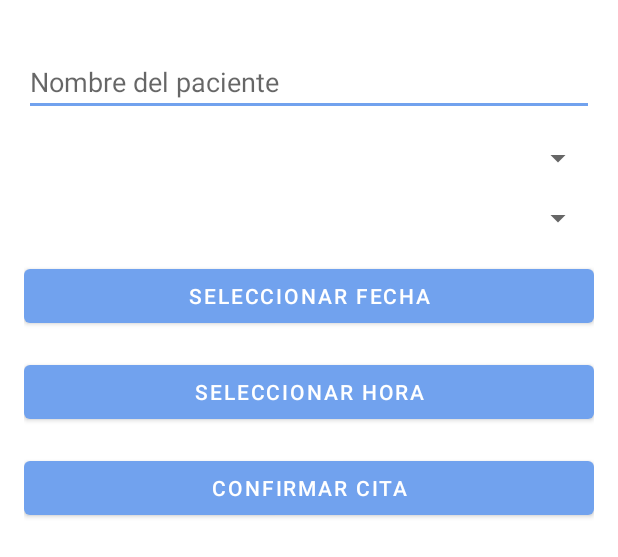
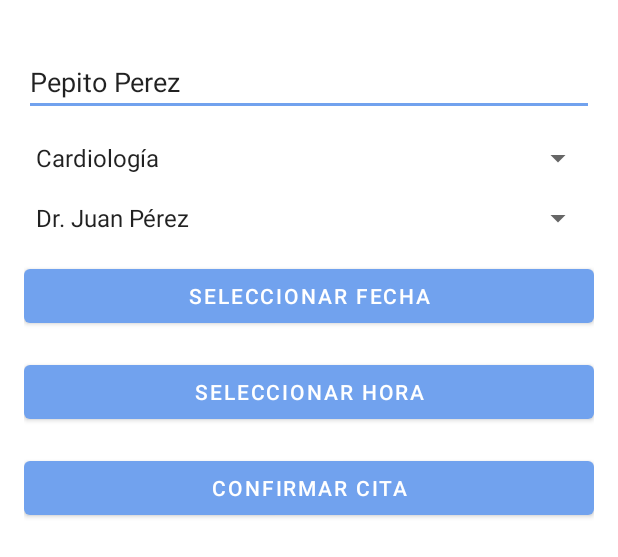
Before and after one commit to Ncamacho2/MediCalendar, an Android app: the layout fragment_citas.xml on its own in the app's theme, with its tools: preview values and no code run, on a phone screen of 412 x 824 dp. Shown: the top 557 px of the screen. Run offline under Robolectric (Android 15) with nearby library versions, the phone set to English and light mode, and no system bars.

Commit message:
integracion 18-04-2024

```diff
--- a/app/src/main/res/layout/fragment_citas.xml
+++ b/app/src/main/res/layout/fragment_citas.xml
@@ -10,6 +10,7 @@
         android:layout_width="match_parent"
         android:layout_height="wrap_content"
         android:hint="Nombre del paciente"
+        android:text="@string/nombrecompleto_usuario"
         android:layout_marginTop="16dp"/>
 
     <!-- Selector de especialidad médica -->
--- a/app/src/main/res/values/arrays.xml
+++ b/app/src/main/res/values/arrays.xml
@@ -10,6 +10,33 @@
         <item>Registro civil de defunción</item>
         <item>Tarjeta de registro migratorio</item>
     </string-array>
-    <string-array name="specialties">Medico</string-array>
-    <string-array name="doctors">pepito perez</string-array>
+    <string-array name="specialties">
+        <item>Cardiología</item>
+        <item>Neurología</item>
+        <item>Oftalmología</item>
+        <item>Dermatología</item>
+        <item>Pediatría</item>
+        <item>Psiquiatría</item>
+        <item>Cirugía General</item>
+        <item>Endocrinología</item>
+        <item>Ginecología</item>
+        <item>Medicina Interna</item>
+        <item>Ortopedia</item>
+        <item>Otorrinolaringología</item>
+        <item>Urología</item>
+        <item>Radiología</item>
+        <item>Oncología</item>
+    </string-array>
+    <string-array name="doctors">
+        <item>Dr. Juan Pérez</item>
+        <item>Dra. María García</item>
+        <item>Dr. Carlos Martínez</item>
+        <item>Dra. Laura Rodríguez</item>
+        <item>Dr. José González</item>
+        <item>Dra. Ana López</item>
+        <item>Dr. Javier Ruiz</item>
+        <item>Dra. Patricia Fernández</item>
+        <item>Dr. Manuel Sánchez</item>
+        <item>Dra. Rosa Martín</item>
+    </string-array>
 </resources>
--- a/app/src/main/res/values/dimens.xml
+++ b/app/src/main/res/values/dimens.xml
@@ -1,11 +1,11 @@
 <resources>
     <!-- Default screen margins, per the Android Design guidelines. -->
-    <dimen name="activity_horizontal_margin">16dp</dimen>
-    <dimen name="activity_vertical_margin">16dp</dimen>
+    <dimen name="activity_horizontal_margin">20dp</dimen>
+    <dimen name="activity_vertical_margin">20dp</dimen>
     <dimen name="nav_header_vertical_spacing">8dp</dimen>
     <dimen name="nav_header_height">176dp</dimen>
     <dimen name="fab_margin">16dp</dimen>
     <!-- Default screen margins, per the Android Design guidelines. -->
-    <dimen name="fragment_horizontal_margin">16dp</dimen>
-    <dimen name="fragment_vertical_margin">16dp</dimen>
+    <dimen name="fragment_horizontal_margin">20dp</dimen>
+    <dimen name="fragment_vertical_margin">20dp</dimen>
 </resources>
```
